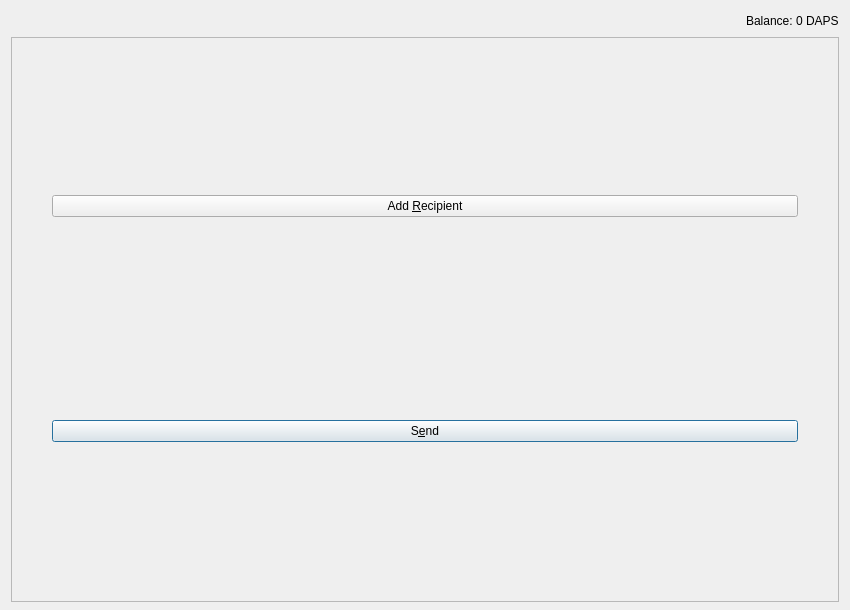
Qt form src/qt/forms/sendcoinsdialog.ui (TheArcadiaGroup/DAPS) before a commit.
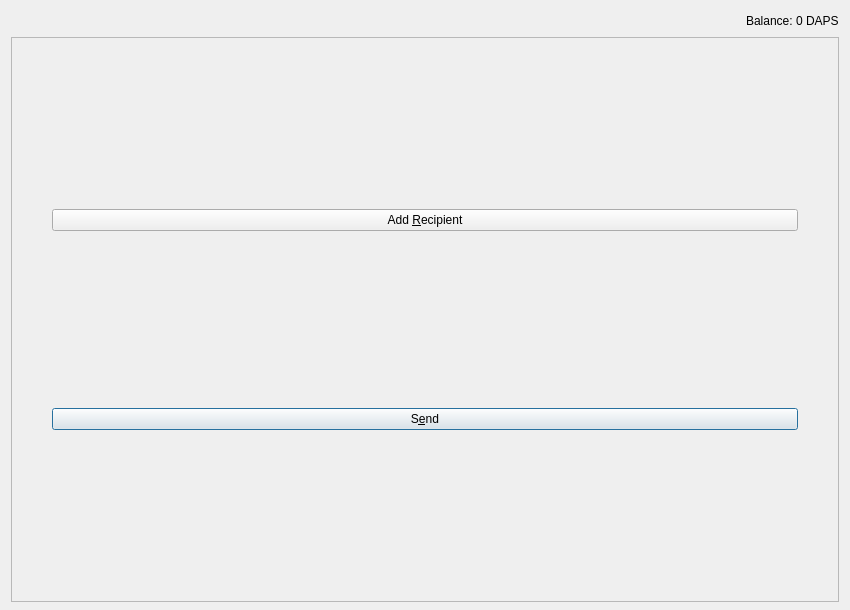
The same form after that commit. Icons and pictures are not drawn.

Commit message: Remove vertical spacer for Send tab to show it on smaller screens

The edit to the form file:
```diff
--- a/src/qt/forms/sendcoinsdialog.ui
+++ b/src/qt/forms/sendcoinsdialog.ui
@@ -90,7 +90,7 @@
         <height>561</height>
        </rect>
       </property>
-      <layout class="QVBoxLayout" name="verticalLayout_2" stretch="0,0,0,0">
+      <layout class="QVBoxLayout" name="verticalLayout_2" stretch="0,0,0">
        <property name="leftMargin">
         <number>0</number>
        </property>
@@ -163,22 +163,6 @@
          </item>
         </layout>
        </item>
-       <item>
-        <spacer name="verticalSpacer_2">
-         <property name="orientation">
-          <enum>Qt::Vertical</enum>
-         </property>
-         <property name="sizeType">
-          <enum>QSizePolicy::Fixed</enum>
-         </property>
-         <property name="sizeHint" stdset="0">
-          <size>
-           <width>20</width>
-           <height>40</height>
-          </size>
-         </property>
-        </spacer>
-       </item>
        <item>
         <layout class="QVBoxLayout" name="verticalLayout_4">
          <item>
```
